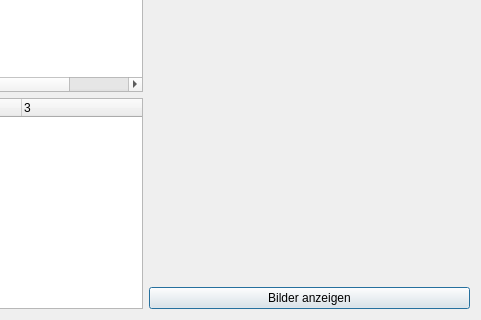
Above: treeView.ui from VRLAB-HSKL/VirtualRadiologyData before the change; both pictures show x 190 to 671 and y 130 to 450 of the 671 by 450 pixel window. Below: the same form after it.
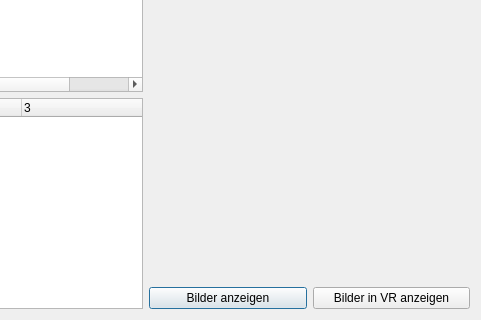
That is the form after the change.

Diff of the .ui file:
```diff
--- a/treeView.ui
+++ b/treeView.ui
@@ -83,11 +83,22 @@
       </widget>
      </item>
      <item>
-      <widget class="QPushButton" name="pushButton">
+      <layout class="QHBoxLayout" name="horizontalLayout_2">
+       <item>
+        <widget class="QPushButton" name="schichtenBtn">
        <property name="text">
         <string>Bilder anzeigen</string>
        </property>
       </widget>
+       </item>
+       <item>
+        <widget class="QPushButton" name="vrBtn">
+         <property name="text">
+          <string>Bilder in VR anzeigen</string>
+         </property>
+        </widget>
+       </item>
+      </layout>
      </item>
     </layout>
    </item>
```
Lines whose indentation alone changed are shown as unchanged.
